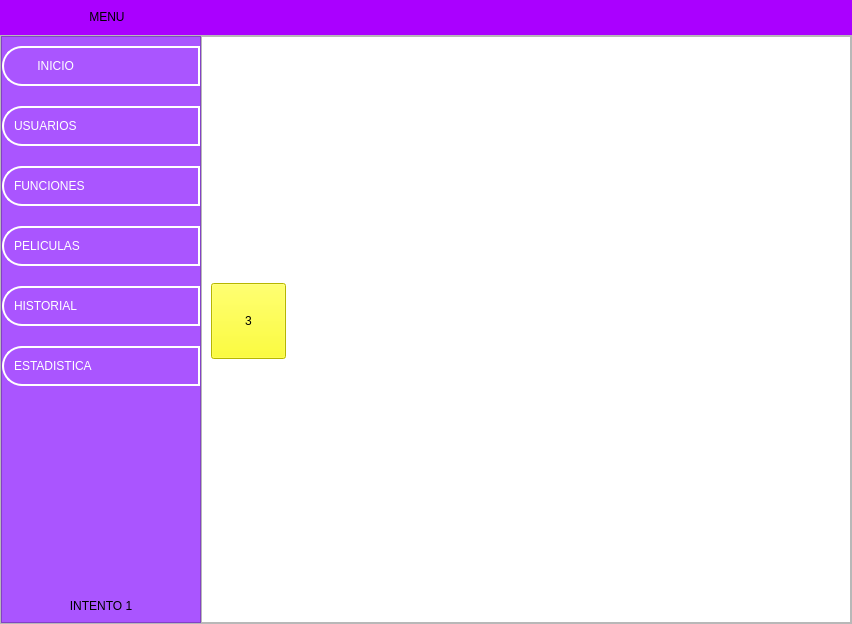
Qt form ui/menu.ui (LeandroMuzalski1843/Final_Practicas_II) before a commit.
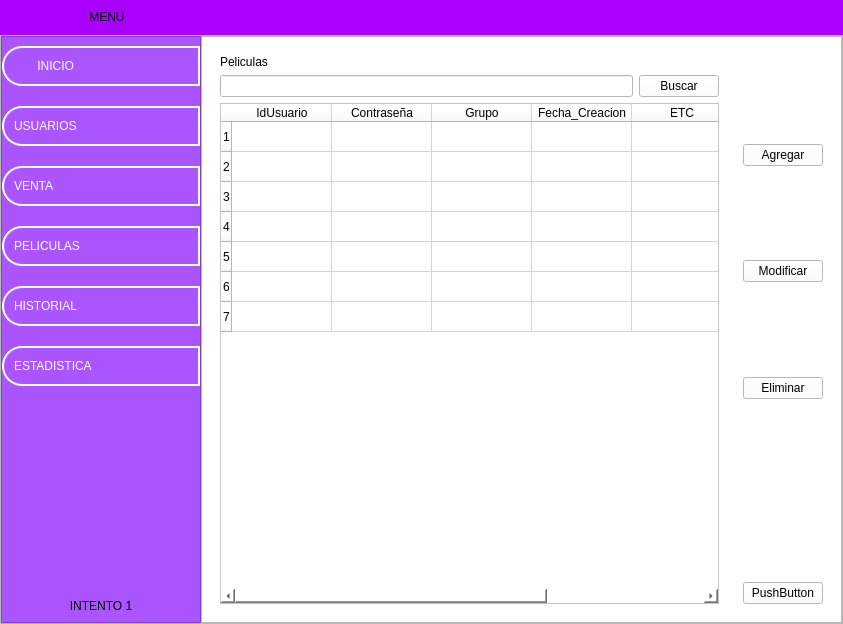
The same form after that commit. The open tabs and pages were chosen to show the change. Icons and pictures are not drawn.

```diff
--- a/ui/menu.ui
+++ b/ui/menu.ui
@@ -6,7 +6,7 @@
    <rect>
     <x>0</x>
     <y>0</y>
-    <width>852</width>
+    <width>843</width>
     <height>624</height>
    </rect>
   </property>
@@ -460,7 +460,7 @@
              <string notr="true"/>
             </property>
             <property name="text">
-             <string>FUNCIONES</string>
+             <string>VENTA</string>
             </property>
             <property name="icon">
              <iconset>
@@ -632,7 +632,7 @@
              <number>0</number>
             </property>
             <property name="currentIndex">
-             <number>1</number>
+             <number>3</number>
             </property>
             <widget class="QWidget" name="page">
              <layout class="QVBoxLayout" name="verticalLayout_9">
@@ -679,7 +679,10 @@
               </property>
               <item>
                <widget class="QWidget" name="widget_2" native="true">
-                <layout class="QVBoxLayout" name="verticalLayout_5">
+                <layout class="QVBoxLayout" name="verticalLayout_10">
+                 <item>
+                  <widget class="QWidget" name="widget" native="true">
+                   <layout class="QVBoxLayout" name="verticalLayout_4">
                  <item>
                   <widget class="QLabel" name="label_3">
                    <property name="text">
@@ -695,7 +698,7 @@
                    <item>
                     <widget class="QPushButton" name="pushButton_5">
                      <property name="text">
-                      <string>PushButton</string>
+                         <string>Buscar</string>
                      </property>
                     </widget>
                    </item>
@@ -774,27 +777,10 @@
                </widget>
               </item>
               <item>
-               <widget class="QWidget" name="widget" native="true">
-                <property name="maximumSize">
-                 <size>
-                  <width>160</width>
-                  <height>16777215</height>
-                 </size>
-                </property>
-                <layout class="QVBoxLayout" name="verticalLayout_4">
+                  <widget class="QWidget" name="widget_9" native="true">
+                   <layout class="QVBoxLayout" name="verticalLayout_5">
                  <item>
-                  <spacer name="verticalSpacer_3">
-                   <property name="orientation">
-                    <enum>Qt::Vertical</enum>
-                   </property>
-                   <property name="sizeHint" stdset="0">
-                    <size>
-                     <width>20</width>
-                     <height>66</height>
-                    </size>
-                   </property>
-                  </spacer>
-                 </item>
+                     <layout class="QHBoxLayout" name="horizontalLayout_9">
                  <item>
                   <widget class="QPushButton" name="bt_agregar_usuario">
                    <property name="text">
@@ -803,14 +789,14 @@
                   </widget>
                  </item>
                  <item>
-                  <spacer name="verticalSpacer_4">
+                       <spacer name="horizontalSpacer_2">
                    <property name="orientation">
-                    <enum>Qt::Vertical</enum>
+                         <enum>Qt::Horizontal</enum>
                    </property>
                    <property name="sizeHint" stdset="0">
                     <size>
-                     <width>20</width>
-                     <height>66</height>
+                          <width>40</width>
+                          <height>20</height>
                     </size>
                    </property>
                   </spacer>
@@ -818,19 +804,19 @@
                  <item>
                   <widget class="QPushButton" name="pushButton_8">
                    <property name="text">
-                    <string>PushButton</string>
+                         <string>Modificar</string>
                    </property>
                   </widget>
                  </item>
                  <item>
-                  <spacer name="verticalSpacer_5">
+                       <spacer name="horizontalSpacer_3">
                    <property name="orientation">
-                    <enum>Qt::Vertical</enum>
+                         <enum>Qt::Horizontal</enum>
                    </property>
                    <property name="sizeHint" stdset="0">
                     <size>
-                     <width>20</width>
-                     <height>66</height>
+                          <width>40</width>
+                          <height>20</height>
                     </size>
                    </property>
                   </spacer>
@@ -838,48 +824,13 @@
                  <item>
                   <widget class="QPushButton" name="pushButton_7">
                    <property name="text">
-                    <string>PushButton</string>
+                         <string>Eliminar</string>
                    </property>
                   </widget>
                  </item>
-                 <item>
-                  <spacer name="verticalSpacer_6">
-                   <property name="orientation">
-                    <enum>Qt::Vertical</enum>
-                   </property>
-                   <property name="sizeHint" stdset="0">
-                    <size>
-                     <width>20</width>
-                     <height>66</height>
-                    </size>
-                   </property>
-                  </spacer>
-                 </item>
-                 <item>
-                  <widget class="QPushButton" name="pushButton_11">
-                   <property name="text">
-                    <string>PushButton</string>
-                   </property>
-                  </widget>
-                 </item>
-                 <item>
-                  <spacer name="verticalSpacer_7">
-                   <property name="orientation">
-                    <enum>Qt::Vertical</enum>
-                   </property>
-                   <property name="sizeHint" stdset="0">
-                    <size>
-                     <width>20</width>
-                     <height>66</height>
-                    </size>
-                   </property>
-                  </spacer>
-                 </item>
-                 <item>
-                  <widget class="QPushButton" name="pushButton_10">
-                   <property name="text">
-                    <string>PushButton</string>
-                   </property>
+                     </layout>
+                    </item>
+                   </layout>
                   </widget>
                  </item>
                 </layout>
@@ -1062,44 +1013,253 @@
              </layout>
             </widget>
             <widget class="QWidget" name="page_tres">
-             <widget class="QPushButton" name="pushButton_3">
-              <property name="geometry">
-               <rect>
-                <x>9</x>
-                <y>246</y>
-                <width>75</width>
-                <height>76</height>
-               </rect>
-              </property>
-              <property name="styleSheet">
-               <string notr="true">background-color: rgb(255, 255, 0);
-font: 87 36pt &quot;Arial Black&quot;;</string>
-              </property>
+             <layout class="QHBoxLayout" name="horizontalLayout_7">
+              <item>
+               <widget class="QWidget" name="widget_4" native="true">
+                <layout class="QVBoxLayout" name="verticalLayout_7">
+                 <item>
+                  <widget class="QLabel" name="label_4">
+                   <property name="text">
+                    <string>Peliculas</string>
+                   </property>
+                  </widget>
+                 </item>
+                 <item>
+                  <layout class="QHBoxLayout" name="horizontalLayout_6">
+                   <item>
+                    <widget class="QLineEdit" name="lineEdit_2"/>
+                   </item>
+                   <item>
+                    <widget class="QPushButton" name="pushButton_6">
+                     <property name="text">
+                      <string>Buscar</string>
+                     </property>
+                    </widget>
+                   </item>
+                  </layout>
+                 </item>
+                 <item>
+                  <widget class="QTableWidget" name="tableWidget_3">
+                   <row>
+                    <property name="text">
+                     <string>1</string>
+                    </property>
+                   </row>
+                   <row>
+                    <property name="text">
+                     <string>2</string>
+                    </property>
+                   </row>
+                   <row>
               <property name="text">
                <string>3</string>
               </property>
-             </widget>
+                   </row>
+                   <row>
+                    <property name="text">
+                     <string>4</string>
+                    </property>
+                   </row>
+                   <row>
+                    <property name="text">
+                     <string>5</string>
+                    </property>
+                   </row>
+                   <row>
+                    <property name="text">
+                     <string>6</string>
+                    </property>
+                   </row>
+                   <row>
+                    <property name="text">
+                     <string>7</string>
+                    </property>
+                   </row>
+                   <column>
+                    <property name="text">
+                     <string>IdUsuario</string>
+                    </property>
+                   </column>
+                   <column>
+                    <property name="text">
+                     <string>Contraseña</string>
+                    </property>
+                   </column>
+                   <column>
+                    <property name="text">
+                     <string>Grupo</string>
+                    </property>
+                   </column>
+                   <column>
+                    <property name="text">
+                     <string>Fecha_Creacion</string>
+                    </property>
+                   </column>
+                   <column>
+                    <property name="text">
+                     <string>ETC</string>
+                    </property>
+                   </column>
+                   <column>
+                    <property name="text">
+                     <string>etc</string>
+                    </property>
+                   </column>
+                  </widget>
+                 </item>
+                </layout>
+               </widget>
+              </item>
+              <item>
+               <widget class="QWidget" name="widget_3" native="true">
+                <property name="maximumSize">
+                 <size>
+                  <width>160</width>
+                  <height>16777215</height>
+                 </size>
+                </property>
+                <layout class="QVBoxLayout" name="verticalLayout_6">
+                 <item>
+                  <spacer name="verticalSpacer_8">
+                   <property name="orientation">
+                    <enum>Qt::Vertical</enum>
+                   </property>
+                   <property name="sizeHint" stdset="0">
+                    <size>
+                     <width>20</width>
+                     <height>66</height>
+                    </size>
+                   </property>
+                  </spacer>
+                 </item>
+                 <item>
+                  <widget class="QPushButton" name="bt_agregar_usuario_2">
+                   <property name="text">
+                    <string>Agregar</string>
+                   </property>
+                  </widget>
+                 </item>
+                 <item>
+                  <spacer name="verticalSpacer_9">
+                   <property name="orientation">
+                    <enum>Qt::Vertical</enum>
+                   </property>
+                   <property name="sizeHint" stdset="0">
+                    <size>
+                     <width>20</width>
+                     <height>66</height>
+                    </size>
+                   </property>
+                  </spacer>
+                 </item>
+                 <item>
+                  <widget class="QPushButton" name="pushButton_9">
+                   <property name="text">
+                    <string>Modificar</string>
+                   </property>
+                  </widget>
+                 </item>
+                 <item>
+                  <spacer name="verticalSpacer_10">
+                   <property name="orientation">
+                    <enum>Qt::Vertical</enum>
+                   </property>
+                   <property name="sizeHint" stdset="0">
+                    <size>
+                     <width>20</width>
+                     <height>66</height>
+                    </size>
+                   </property>
+                  </spacer>
+                 </item>
+                 <item>
+                  <widget class="QPushButton" name="pushButton_11">
+                   <property name="text">
+                    <string>Eliminar</string>
+                   </property>
+                  </widget>
+                 </item>
+                 <item>
+                  <spacer name="verticalSpacer_11">
+                   <property name="orientation">
+                    <enum>Qt::Vertical</enum>
+                   </property>
+                   <property name="sizeHint" stdset="0">
+                    <size>
+                     <width>20</width>
+                     <height>66</height>
+                    </size>
+                   </property>
+                  </spacer>
+                 </item>
+                 <item>
+                  <spacer name="verticalSpacer_12">
+                   <property name="orientation">
+                    <enum>Qt::Vertical</enum>
+                   </property>
+                   <property name="sizeHint" stdset="0">
+                    <size>
+                     <width>20</width>
+                     <height>66</height>
+                    </size>
+                   </property>
+                  </spacer>
+                 </item>
+                 <item>
+                  <widget class="QPushButton" name="pushButton_12">
+                   <property name="text">
+                    <string>PushButton</string>
+                   </property>
+                  </widget>
+                 </item>
+                </layout>
+               </widget>
+              </item>
+             </layout>
             </widget>
             <widget class="QWidget" name="page_cuatro">
              <property name="styleSheet">
               <string notr="true">background-color: rgb(255, 255, 255);</string>
              </property>
-             <widget class="QPushButton" name="pushButton_2">
+             <widget class="QTableWidget" name="tableWidget_2">
               <property name="geometry">
                <rect>
-                <x>9</x>
-                <y>246</y>
-                <width>75</width>
-                <height>76</height>
+                <x>10</x>
+                <y>130</y>
+                <width>391</width>
+                <height>441</height>
                </rect>
               </property>
-              <property name="styleSheet">
-               <string notr="true">background-color: rgb(85, 255, 0);
-font: 87 36pt &quot;Arial Black&quot;;</string>
-              </property>
+              <row>
+               <property name="text">
+                <string>1</string>
+               </property>
+              </row>
+              <row>
+               <property name="text">
+                <string>2</string>
+               </property>
+              </row>
+              <row>
               <property name="text">
                <string>4</string>
               </property>
+              </row>
+              <column>
+               <property name="text">
+                <string>nnn</string>
+               </property>
+              </column>
+              <column>
+               <property name="text">
+                <string>nnn</string>
+               </property>
+              </column>
+              <column>
+               <property name="text">
+                <string>nnn</string>
+               </property>
+              </column>
              </widget>
             </widget>
             <widget class="QWidget" name="page_cinco">
```
Lines whose indentation alone changed are shown as unchanged.
